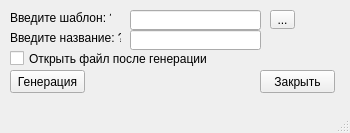
ayazmur/docxPyQt, file main.ui: the form before one commit.
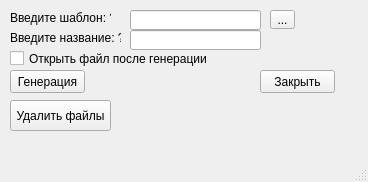
The form after the commit.

Commit message: Теперь запускать нужно run.py. Также есть кнопка удаления. Есть проверка на удаление необходимых файлов.

The edit to the form file:
```diff
--- a/main.ui
+++ b/main.ui
@@ -6,8 +6,8 @@
    <rect>
     <x>0</x>
     <y>0</y>
-    <width>350</width>
-    <height>133</height>
+    <width>368</width>
+    <height>182</height>
    </rect>
   </property>
   <property name="windowTitle">
@@ -115,6 +115,19 @@
      <string>Закрыть</string>
     </property>
    </widget>
+   <widget class="QPushButton" name="pushButton_2">
+    <property name="geometry">
+     <rect>
+      <x>10</x>
+      <y>100</y>
+      <width>101</width>
+      <height>31</height>
+     </rect>
+    </property>
+    <property name="text">
+     <string>Удалить файлы</string>
+    </property>
+   </widget>
   </widget>
   <widget class="QMenuBar" name="menubar">
    <property name="geometry">
```
Left out of the diff: 2 changed lines with no effect on the pictures. The commit also changes 3 other files.
